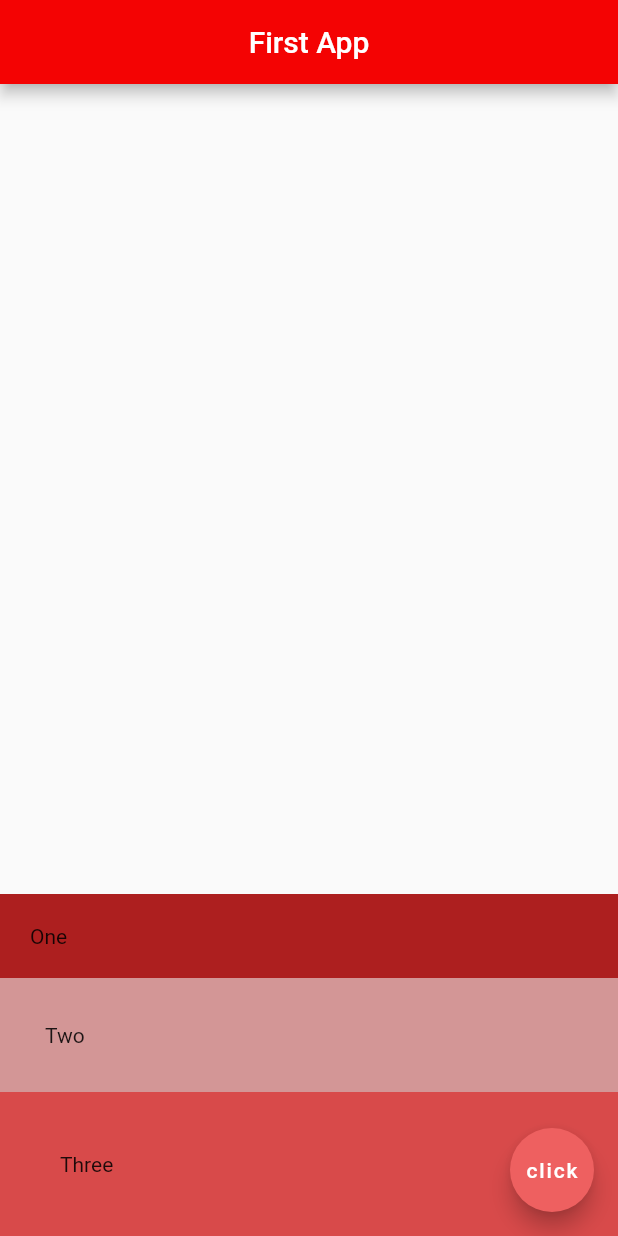
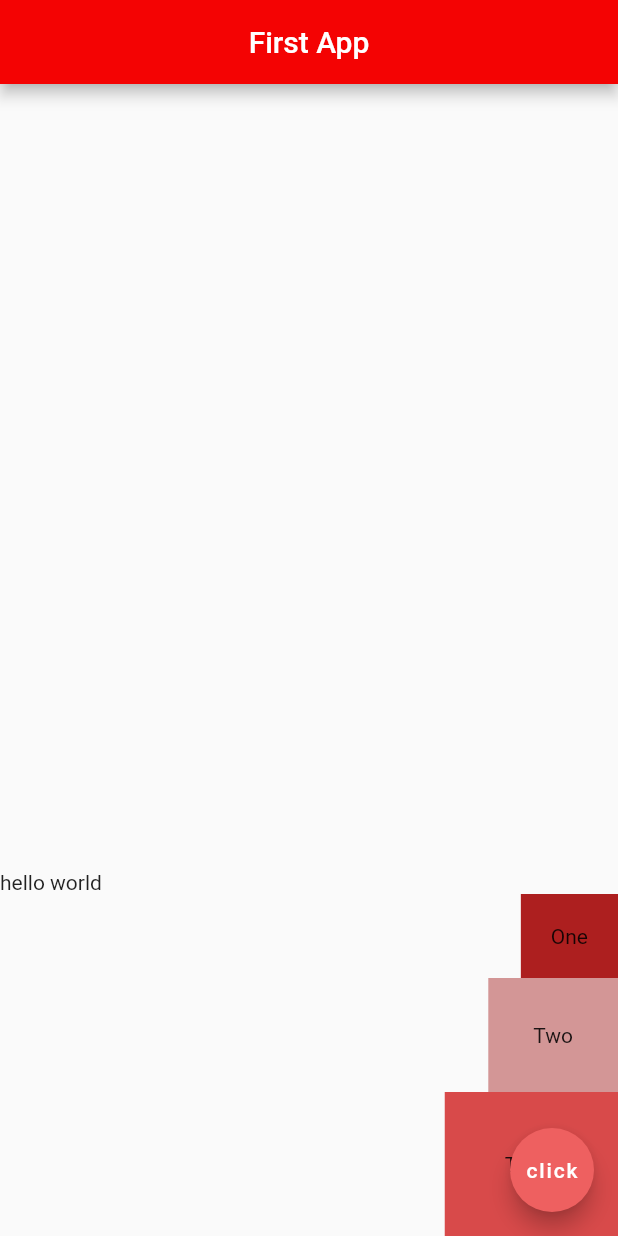
Before and after one commit to shubhsardana29/intro-flutter, a Flutter app: the screen it shows after launch, on a phone screen of 412 x 824 dp. Run offline on Flutter 3.47's test engine with Material 2 defaults, Android fonts, the phone set to English and light mode, and no system bars.

Commit message:
added row inside column widget

```diff
--- a/flutter_application_1/lib/main.dart
+++ b/flutter_application_1/lib/main.dart
@@ -17,8 +17,14 @@ class Home extends StatelessWidget {
       ),
       body: Column(
         mainAxisAlignment: MainAxisAlignment.end,
-        crossAxisAlignment: CrossAxisAlignment.stretch,
+        crossAxisAlignment: CrossAxisAlignment.end,
         children: <Widget>[
+          Row(
+            children: <Widget>[
+              Text("hello"),
+              Text(" world"),
+            ],
+          ),
          Container(
            padding:EdgeInsets.all(20),
            color:Color.fromARGB(255, 173, 31, 31),
```
